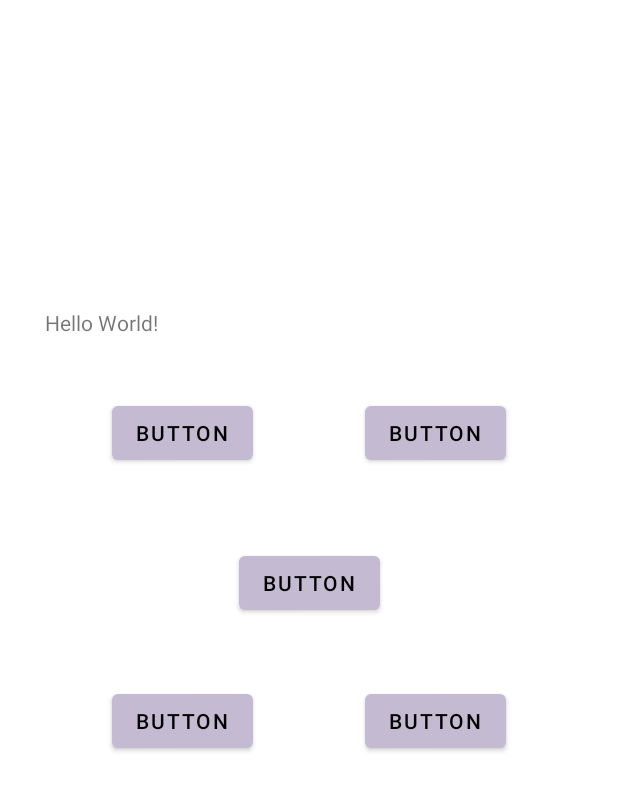
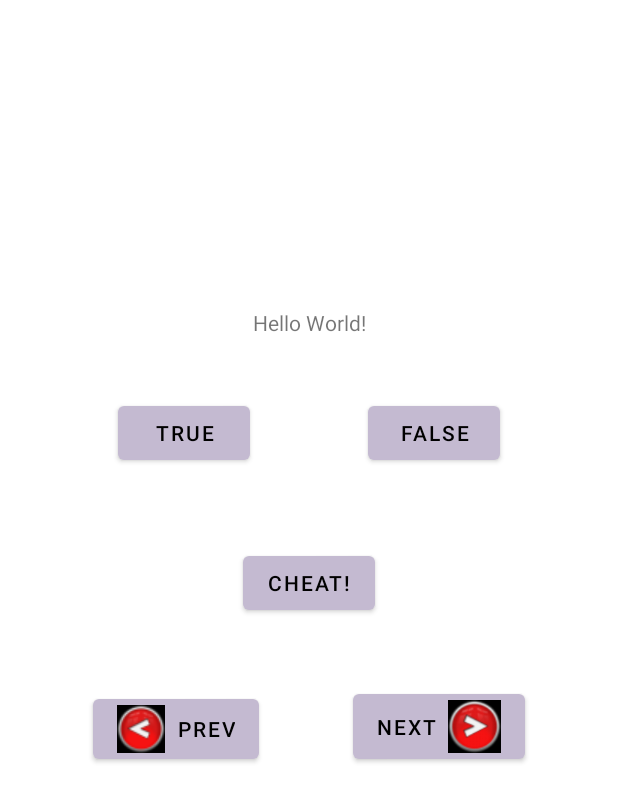
Before and after one commit to tsmoosavi/HW7_Q2, an Android app: the layout activity_main.xml on its own in the app's theme, with its tools: preview values and no code run, on a phone screen of 412 x 824 dp. Shown: the top 802 px of the screen. Run offline under Robolectric (Android 15) with nearby library versions, the phone set to English and light mode, and no system bars.

Commit message:
set string on Buttons

```diff
--- a/app/src/main/res/layout/activity_main.xml
+++ b/app/src/main/res/layout/activity_main.xml
@@ -12,6 +12,7 @@
         android:layout_height="wrap_content"
         android:layout_marginLeft="30dp"
         android:layout_marginRight="30dp"
+        android:gravity="center"
         android:text="Hello World!"
         app:layout_constraintBottom_toBottomOf="parent"
         app:layout_constraintHorizontal_bias="0.0"
@@ -24,7 +25,7 @@
         android:id="@+id/FalseButton"
         android:layout_width="wrap_content"
         android:layout_height="wrap_content"
-        android:text="Button"
+        android:text="@string/False"
         app:layout_constraintBottom_toBottomOf="@+id/Truebuttton"
         app:layout_constraintEnd_toEndOf="parent"
         app:layout_constraintHorizontal_bias="0.5"
@@ -37,7 +38,7 @@
         android:layout_width="wrap_content"
         android:layout_height="wrap_content"
         android:layout_marginTop="40dp"
-        android:text="Button"
+        android:text="@string/True"
         app:layout_constraintEnd_toStartOf="@+id/FalseButton"
         app:layout_constraintHorizontal_bias="0.5"
         app:layout_constraintStart_toStartOf="parent"
@@ -48,8 +49,7 @@
         android:layout_width="wrap_content"
         android:layout_height="wrap_content"
         android:layout_marginTop="52dp"
-
-        android:text="Button"
+        android:text="@string/cheat"
         app:layout_constraintEnd_toEndOf="parent"
         app:layout_constraintStart_toStartOf="parent"
         app:layout_constraintTop_toBottomOf="@+id/Truebuttton" />
@@ -59,7 +59,11 @@
         android:layout_width="wrap_content"
         android:layout_height="wrap_content"
         android:layout_marginTop="44dp"
-        android:text="Button"
+        android:text="@string/next"
+        app:icon="@drawable/greater"
+        app:iconGravity="end"
+        app:iconSize="35dp"
+        app:iconTintMode="add"
         app:layout_constraintEnd_toEndOf="parent"
         app:layout_constraintHorizontal_bias="0.5"
         app:layout_constraintStart_toEndOf="@+id/button6"
@@ -69,8 +73,9 @@
         android:id="@+id/button6"
         android:layout_width="wrap_content"
         android:layout_height="wrap_content"
-        android:text="Button"
-        app:icon=""
+        android:text="@string/prev"
+        app:icon="@drawable/lower"
+        app:iconTintMode="add"
         app:layout_constraintBottom_toBottomOf="@+id/button5"
         app:layout_constraintEnd_toStartOf="@+id/button5"
         app:layout_constraintHorizontal_bias="0.5"
--- a/app/src/main/res/values/strings.xml
+++ b/app/src/main/res/values/strings.xml
@@ -4,6 +4,7 @@
     <string name="False">FALSE</string>
     <string name="cheat">CHEAT!</string>
     <string name="prev">PREV</string>
+    <string name="next">NEXT</string>
 
 
 </resources>
```
Also changed, not shown: app/src/main/res/drawable/greater.png (added), app/src/main/res/drawable/lower.png (added).
